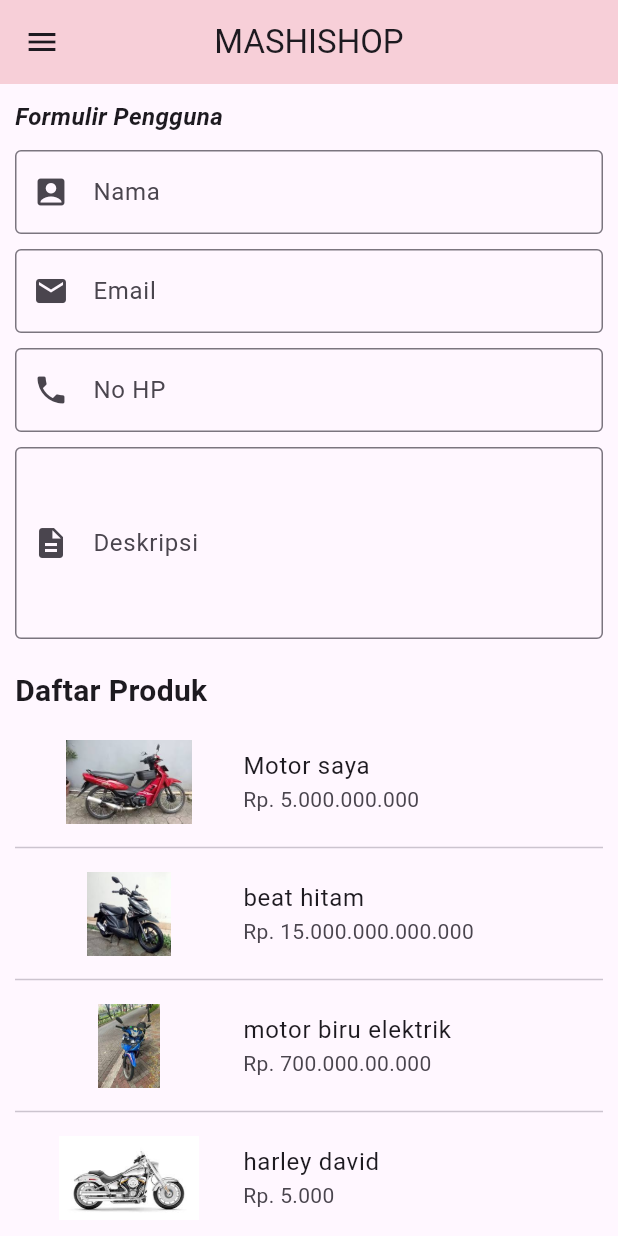
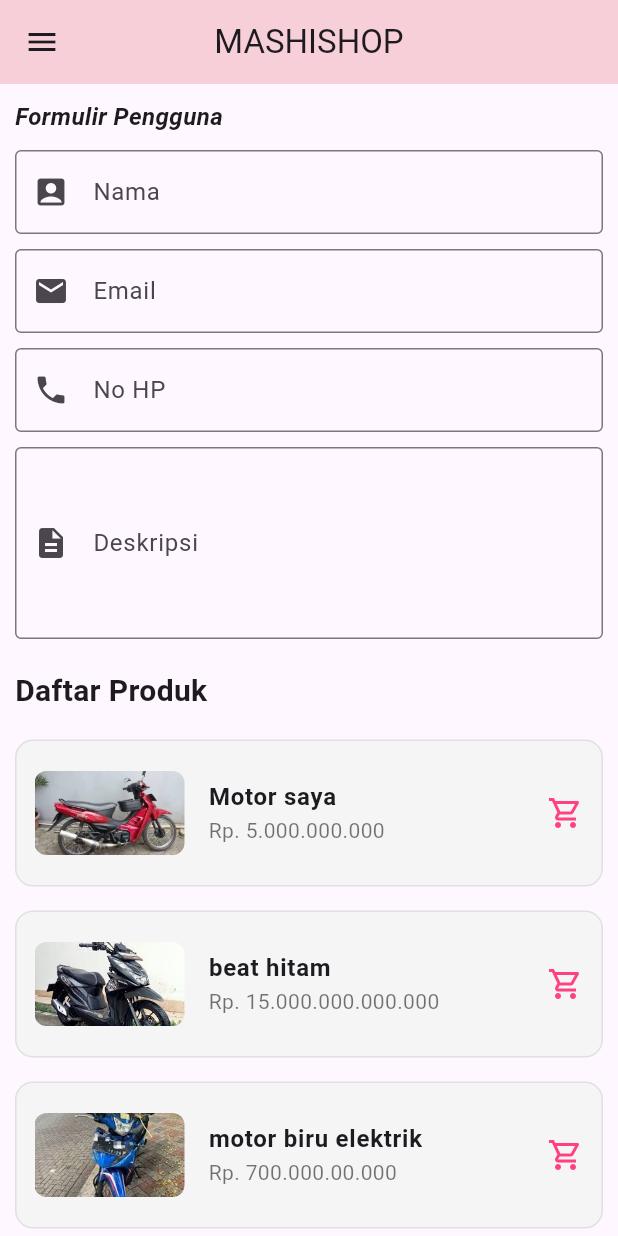
Before and after one commit to masithagaluh27/PPKD-Masitha-Flutter, a Flutter app: the screen it shows after launch, on a phone screen of 412 x 824 dp. Run offline on Flutter 3.47's test engine with Material 3 defaults, Android fonts, the phone set to English and light mode, and no system bars.

Commit message:
tugas 4 flutter

```diff
--- a/ppkd_flutter_masitha/lib/meet_4/tugas_4_flutter.dart
+++ b/ppkd_flutter_masitha/lib/meet_4/tugas_4_flutter.dart
@@ -80,76 +80,71 @@ class TugasEmpatFlutter extends StatelessWidget {
           ),
           const SizedBox(height: 10),
 
-          // Produk 1
-          ListTile(
-            leading: Image.asset(
-              "assets/image/produk 1.jpeg",
-              height: 120,
-              width: 120,
-            ),
-            title: Text("Motor saya "),
-            subtitle: Text("Rp. 5.000.000.000"),
+          // Produk (masing-masing dibungkus container)
+          _buildProductTile(
+            "assets/image/produk 1.jpeg",
+            "Motor saya",
+            "Rp. 5.000.000.000",
           ),
-          const Divider(),
-
-          // Produk 2
-          ListTile(
-            leading: Image.asset(
-              "assets/image/produk 2.jpeg",
-              height: 120,
-              width: 120,
-            ),
-            title: Text("beat hitam"),
-            subtitle: Text("Rp. 15.000.000.000.000"),
+          _buildProductTile(
+            "assets/image/produk 2.jpeg",
+            "beat hitam",
+            "Rp. 15.000.000.000.000",
           ),
-          const Divider(),
-
-          // Produk 3
-          ListTile(
-            leading: Image.asset(
-              "assets/image/produk 3.jpeg",
-              height: 120,
-              width: 120,
-            ),
-            title: Text("motor biru elektrik"),
-            subtitle: Text("Rp. 700.000.00.000"),
+          _buildProductTile(
+            "assets/image/produk 3.jpeg",
+            "motor biru elektrik",
+            "Rp. 700.000.00.000",
           ),
-          const Divider(),
-
-          // Produk 4
-          ListTile(
-            leading: Image.asset(
-              "assets/image/produk 5.jpeg",
-              height: 120,
-              width: 120,
-            ),
-            title: Text("harley david"),
-            subtitle: Text("Rp. 5.000"),
+          _buildProductTile(
+            "assets/image/produk 5.jpeg",
+            "harley david",
+            "Rp. 5.000",
           ),
-          const Divider(),
-
-          // Produk 5
-          ListTile(
-            leading: Image.asset(
-              "assets/image/produk 4.jpeg",
-              height: 120,
-              width: 120,
-            ),
-            title: Text("motor cbrrrrr"),
-            subtitle: Text("Rp. 500.000"),
+          _buildProductTile(
+            "assets/image/produk 4.jpeg",
+            "motor cbrrrrr",
+            "Rp. 500.000",
           ),
-          // Produk 6
-          ListTile(
-            leading: Image.asset(
-              "assets/image/prodk 6.jpeg",
-              height: 120,
-              width: 120,
-            ),
-            title: Text("musang + kandang"),
-            subtitle: Text("Rp. 1.000.000.000.000.000.000"),
+          _buildProductTile(
+            "assets/image/prodk 6.jpeg",
+            "musang + kandang",
+            "Rp. 1.000.000.000.000.000.000",
           ),
         ],
       ),
     );
   }
+
+  Widget _buildProductTile(String imagePath, String title, String subtitle) {
+    return Container(
+      margin: const EdgeInsets.symmetric(vertical: 8),
+      decoration: BoxDecoration(
+        color: const Color(0xfff5f5f5),
+        borderRadius: BorderRadius.circular(12),
+        border: Border.all(color: Colors.grey.shade300),
+      ),
+      child: ListTile(
+        contentPadding: const EdgeInsets.all(12),
+        leading: ClipRRect(
+          borderRadius: BorderRadius.circular(8),
+          child: Image.asset(
+            imagePath,
+            width: 100,
+            height: 100,
+            fit: BoxFit.cover,
+          ),
+        ),
+        title: Text(
+          title,
+          style: const TextStyle(fontWeight: FontWeight.bold, fontSize: 16),
+        ),
+        subtitle: Text(subtitle, style: const TextStyle(color: Colors.black54)),
+        trailing: const Icon(
+          Icons.shopping_cart_outlined,
+          color: Colors.pinkAccent,
+        ),
+      ),
+    );
+  }
 }
```
Also changed, not shown: ppkd_flutter_masitha/lib/meet_4/contoh.dart (+69 -52 lines).
